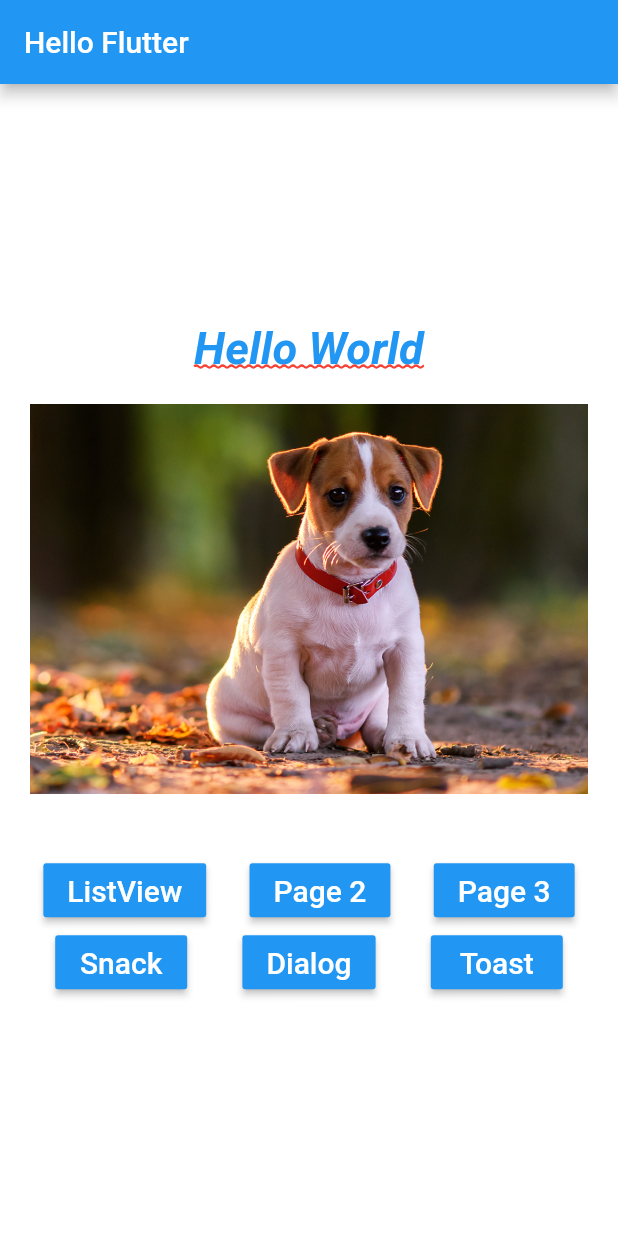
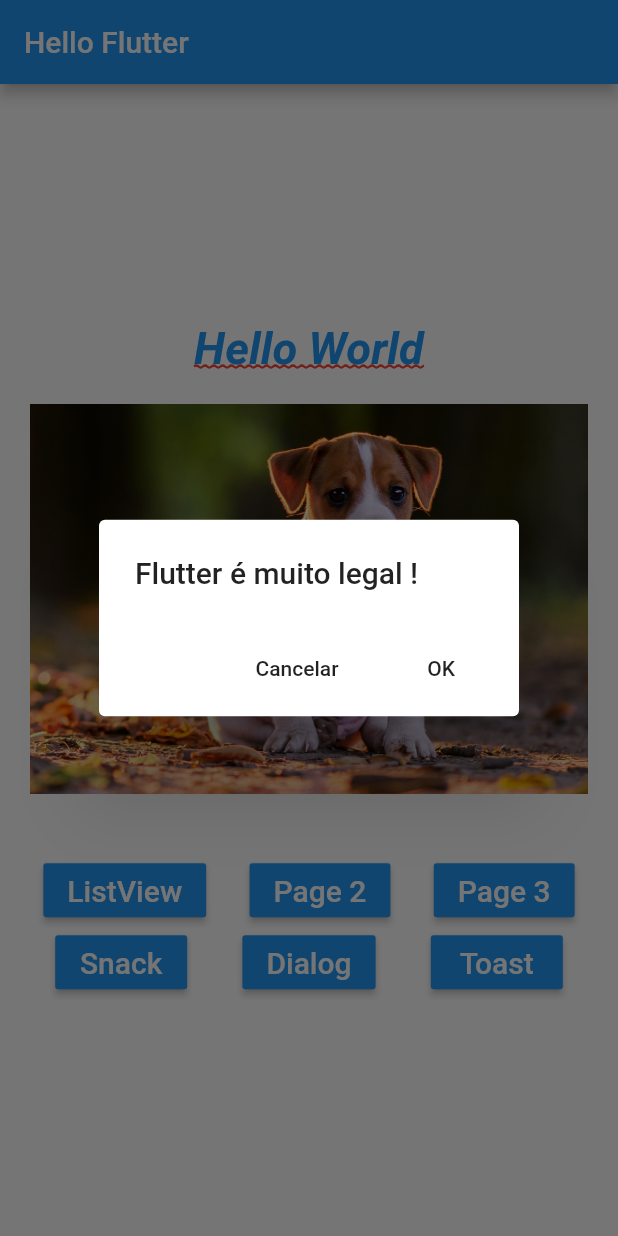
Before and after one commit to DiegoAlmeidaProject/hello_dog, a Flutter app: the screen it shows after launch, after a tap on "Dialog", on a phone screen of 412 x 824 dp. Run offline on Flutter 3.47's test engine with Material 2 defaults, Android fonts, the phone set to English and light mode, and no system bars; our stand-ins replace fluttertoast.

```diff
--- a/lib/home_page.dart
+++ b/lib/home_page.dart
@@ -5,6 +5,7 @@ import 'package:hello_dog/pages/hello_page2.dart';
 import 'package:hello_dog/pages/hello_page3.dart';
 import 'package:hello_dog/utils/nav.dart';
 import 'package:hello_dog/widgets/blue_button.dart';
+import 'package:fluttertoast/fluttertoast.dart';
 
 class HomePage extends StatelessWidget {
   @override
@@ -42,6 +43,7 @@ class HomePage extends StatelessWidget {
           _img("assets/images/dog3.png"),
           _img("assets/images/dog4.png"),
           _img("assets/images/dog5.png"),
+          _img("assets/images/dog6.png"),
         ],
       ),
     );
@@ -68,7 +70,7 @@ class HomePage extends StatelessWidget {
               mainAxisAlignment: MainAxisAlignment.spaceEvenly,
               children: <Widget>[
                 BlueButton("Snack", onPressed: () => _onClickSnack(context)),
-                BlueButton("Dialog", onPressed: _onClickDialog),
+                BlueButton("Dialog", onPressed: () => _onClickDialog(context)),
                 BlueButton("Toast", onPressed: _onClickToast),
               ],
             )
@@ -96,9 +98,47 @@ class HomePage extends StatelessWidget {
     ));
   }
 
-  _onClickDialog() {}
+  _onClickDialog(BuildContext context) {
+    showDialog(
+        context: context,
+        barrierDismissible: false,
+        builder: (context) {
+      return WillPopScope(
+        onWillPop: () async => false,/**Atributo evita que seja fechado o modal pelo Botão do celualar**/
+        child: AlertDialog(
+          title: Text("Flutter é muito legal !"),
+          actions: <Widget> [
+            FlatButton(
+                child: Text("Cancelar"),
+                onPressed: () {
+                  Navigator.pop(context);
+            },
+            ),
+            FlatButton(
+              child: Text("OK"),
+              onPressed: () {
+                Navigator.pop(context);
+                print("OK !!");
 
-  _onClickToast() {}
+              },
+            )
+          ],
+        ),
+      );
+    });
+  }
+
+  _onClickToast() {
+    Fluttertoast.showToast(
+        msg: "Flutter é muito legal !",
+        toastLength: Toast.LENGTH_LONG,
+        gravity: ToastGravity.CENTER,
+        timeInSecForIosWeb: 1,
+        backgroundColor: Colors.green,
+        textColor: Colors.white,
+        fontSize: 16.0
+    );
+  }
 
   _img(String img) {
     return Container(
--- a/lib/pages/hello_listview.dart
+++ b/lib/pages/hello_listview.dart
@@ -49,6 +49,7 @@ class _HelloListViewState extends State<HelloListView> {
       Dog("Pug", "assets/images/dog3.png"),
       Dog("RottWeiler", "assets/images/dog4.png"),
       Dog("Pastor", "assets/images/dog5.png"),
+      Dog("KABRITA", "assets/images/dog6.png"),
     ];
 
     if(_gridView){
--- a/pubspec.yaml
+++ b/pubspec.yaml
@@ -31,9 +31,11 @@ dependencies:
     sdk: flutter
 
 
+
   # The following adds the Cupertino Icons font to your application.
   # Use with the CupertinoIcons class for iOS style icons.
   cupertino_icons: ^1.0.2
+  fluttertoast: ^8.0.9
 
 dev_dependencies:
   flutter_test:
```
Also changed, not shown: assets/images/dog6.png (added), pubspec.lock.
